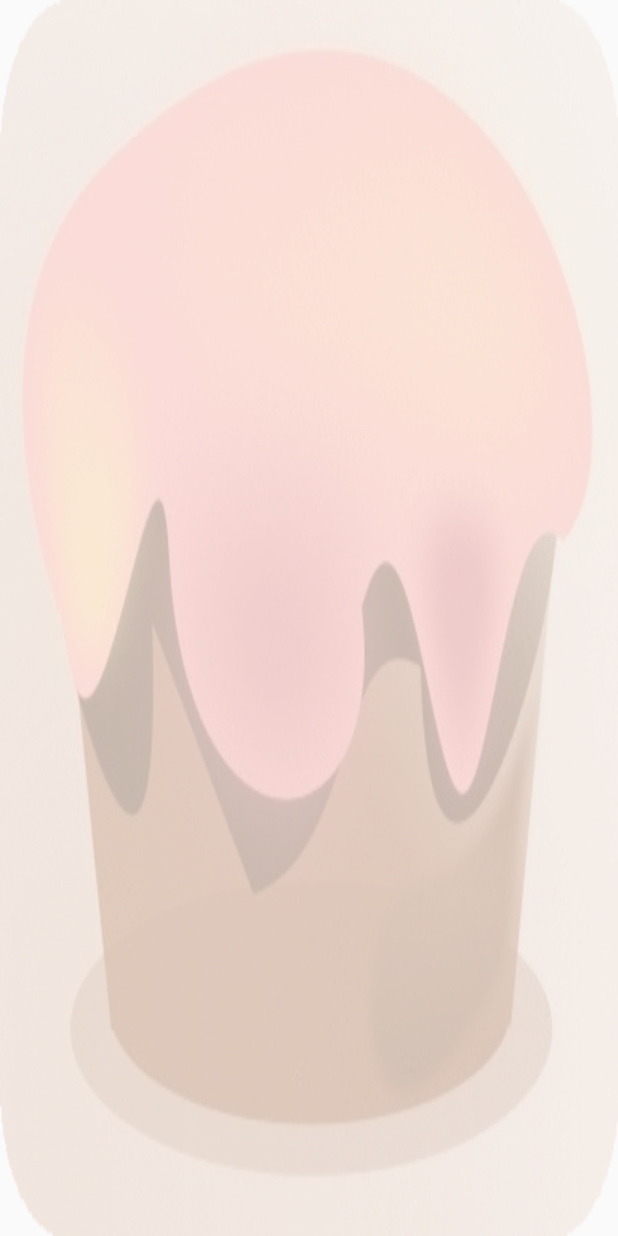
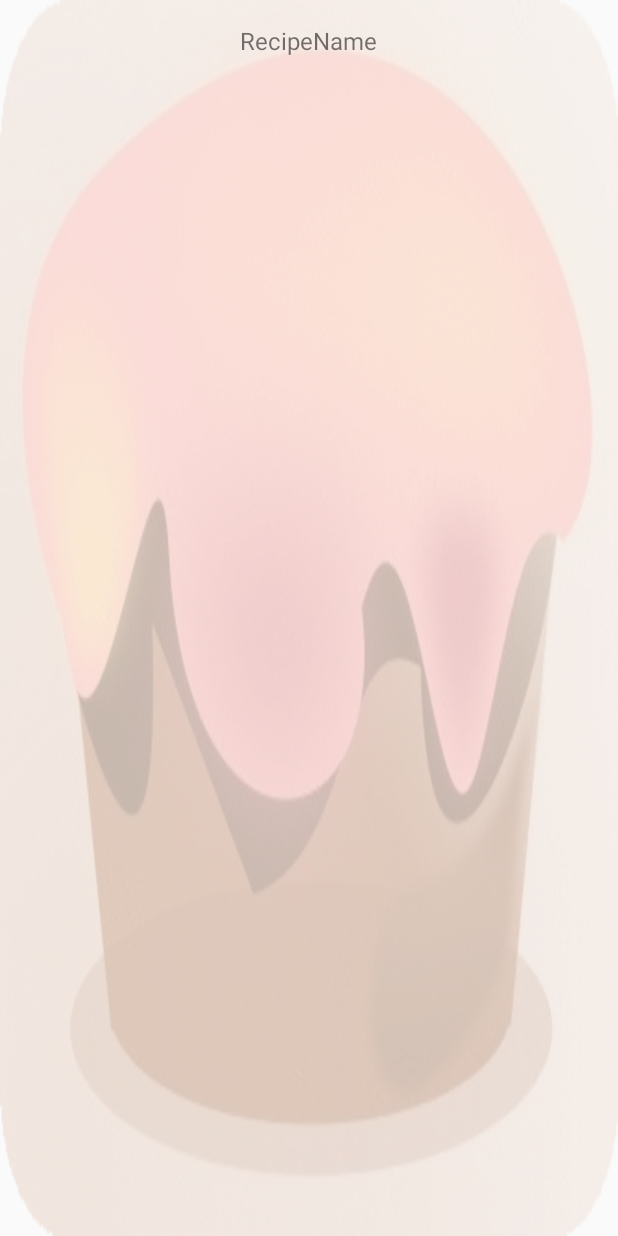
Before and after one commit to LaviniaDragunoi/BakingTogether, an Android app: the layout baking_widget_provider.xml on its own in the app's theme, with its tools: preview values and no code run, on a phone screen of 412 x 824 dp. Run offline under Robolectric (Android 15) with nearby library versions, the phone set to English and light mode, and no system bars.

Commit message:
problems with widget.

```diff
--- a/app/src/main/java/com/example/user/bakingtogether/TheRepository.java
+++ b/app/src/main/java/com/example/user/bakingtogether/TheRepository.java
@@ -101,9 +101,9 @@ public class TheRepository {
     }
 
     public RecipeEntity getRecipeEntityById(int recipeId){
-        return mRecipeDao.getRecipeByIdForWidget(recipeId);
+        return mRecipeDao.getRecipeByIdForDetailsActiv(recipeId);
     }
-    public List<RecipeDetails> getRecipesWidget(){
+    public LiveData<List<RecipeDetails>> getRecipesWidget(){
         return mRecipeDao.getRecipesForWidget();
     }
     public LiveData<List<RecipeEntity>> getRecipes(){
--- a/app/src/main/java/com/example/user/bakingtogether/ViewModel/MainActivityViewModel.java
+++ b/app/src/main/java/com/example/user/bakingtogether/ViewModel/MainActivityViewModel.java
@@ -23,7 +23,7 @@ public class MainActivityViewModel extends ViewModel {
     public LiveData<List<RecipeEntity>> getRecipeEntity() {
         return recipeEntity;
     }
-    public List<RecipeDetails> getWidgetRecipeList(){
+    public LiveData<List<RecipeDetails>> getWidgetRecipeList(){
         return mRepository.getRecipesWidget();
     }
 }
--- a/app/src/main/res/layout/baking_widget_provider.xml
+++ b/app/src/main/res/layout/baking_widget_provider.xml
@@ -1,7 +1,7 @@
-<FrameLayout
-    xmlns:android="http://schemas.android.com/apk/res/android"
+<RelativeLayout xmlns:android="http://schemas.android.com/apk/res/android"
     android:layout_width="match_parent"
     android:layout_height="match_parent"
+    xmlns:tools="http://schemas.android.com/tools"
     android:padding="@dimen/widget_margin">
 
     <ImageView
@@ -9,7 +9,16 @@
         android:layout_height="match_parent"
         android:background="@drawable/cacke"
         android:alpha="0.3"/>
+    <TextView
+        android:id="@+id/recipe_name_widget"
+        android:layout_width="wrap_content"
+        android:layout_height="wrap_content"
+        android:layout_margin="16dp"
+        tools:text="RecipeName"
+        android:layout_centerHorizontal="true"
+        android:textSize="16sp"/>
     <ListView
+        android:layout_below="@+id/recipe_name_widget"
         android:id="@+id/ingredients_list_widget"
         android:layout_margin="10dp"
         android:layout_width="match_parent"
@@ -18,4 +27,4 @@
         android:divider="@color/singleColor"
         android:dividerHeight="1dp"/>
 
-</FrameLayout>
+</RelativeLayout>
```
Also changed, not shown: app/src/main/java/com/example/user/bakingtogether/DB/RecipeDao.java (+5 -4 lines), app/src/main/java/com/example/user/bakingtogether/widget/BakingWidgetProvider.java (+3 -5 lines), app/src/main/java/com/example/user/bakingtogether/widget/WidgetConfigActivity.java (+44 -29 lines), app/src/main/java/com/example/user/bakingtogether/widget/WidgetService.java (+11 -11 lines).
